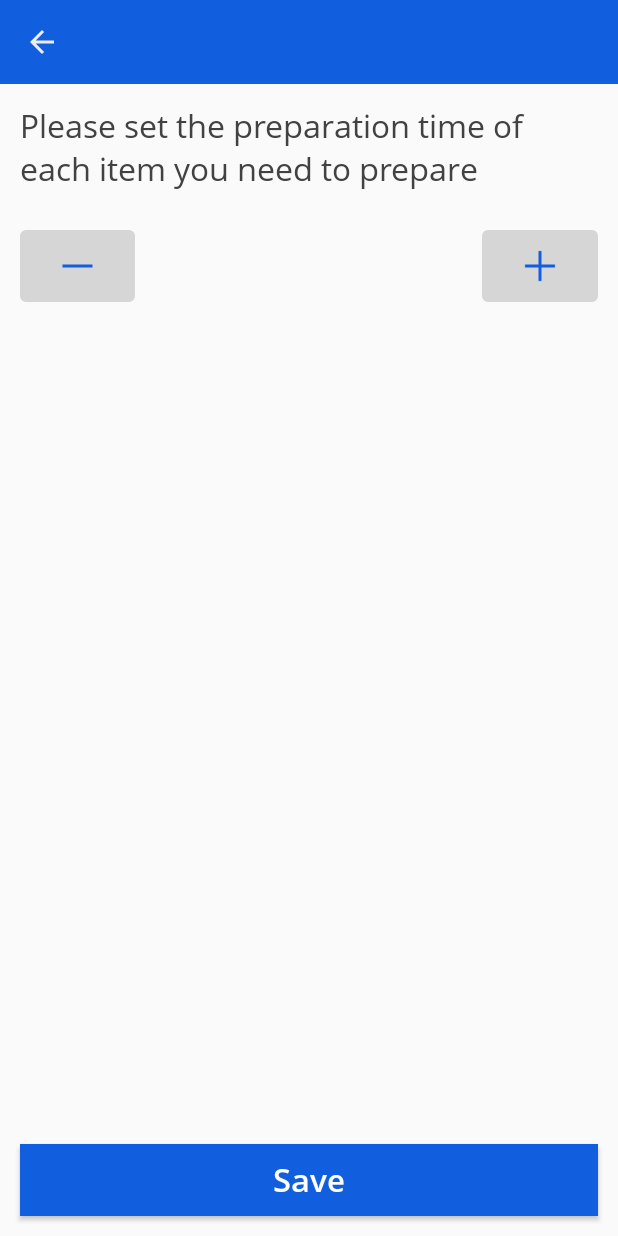
After one commit to AdityaV025/MuncheRestaurantPartner, an Android app: the layout activity_set_prep_time.xml on its own in the app's theme, with its tools: preview values and no code run, on a phone screen of 412 x 824 dp. The commit adds this screen. Run offline under Robolectric (Android 15) with nearby library versions, the light colour scheme and no system bars.

Commit message:
add Item Preparation Time functionality

```diff
--- a/app/src/main/AndroidManifest.xml
+++ b/app/src/main/AndroidManifest.xml
@@ -16,6 +16,7 @@
         android:roundIcon="@mipmap/munche_res"
         android:supportsRtl="true"
         android:theme="@style/AppTheme">
+        <activity android:name="UI.SetPrepTimeActivity"></activity>
         <activity android:name="UI.PaymentSettingsActivity" />
         <activity android:name="UI.MyProfileActivity" />
         <activity android:name="UI.CreateRestaurantActivity" />
@@ -27,17 +28,21 @@
                 <category android:name="android.intent.category.LAUNCHER" />
             </intent-filter>
         </activity>
+
         <service android:name="Utils.FirebaseMessagingService">
             <intent-filter>
                 <action android:name="com.google.firebase.MESSAGING_EVENT" />
             </intent-filter>
         </service>
+
         <meta-data
             android:name="com.google.firebase.messaging.default_notification_channel_id"
             android:value="@string/default_notification_channel_id" />
+
         <activity android:name=".MainActivity">
             <intent-filter>
                 <action android:name="com.example.munche.firebasepushnotifications.TARGETNOTIFICATION" />
+
                 <category android:name="android.intent.category.DEFAULT" />
             </intent-filter>
         </activity>
--- a/app/src/main/java/UI/CreateRestaurantActivity.java
+++ b/app/src/main/java/UI/CreateRestaurantActivity.java
@@ -113,6 +113,7 @@ public class CreateRestaurantActivity extends AppCompatActivity implements View.
             RestaurantData.put("average_price", restaurantAveragePrice);
             RestaurantData.put("restaurant_spotimage", "empty");
             RestaurantData.put("restaurant_open", "yes");
+            RestaurantData.put("restaurant_prep_time", "10 Mins");
 
             db.collection("RestaurantList").document(RestaurantUid).set(RestaurantData)
                     .addOnSuccessListener(aVoid -> {
--- /dev/null
+++ b/app/src/main/res/layout/activity_set_prep_time.xml
@@ -0,0 +1,73 @@
+<?xml version="1.0" encoding="utf-8"?>
+<RelativeLayout
+    xmlns:android="http://schemas.android.com/apk/res/android"
+    xmlns:tools="http://schemas.android.com/tools"
+    android:layout_width="match_parent"
+    android:layout_height="match_parent"
+    tools:context="UI.SetPrepTimeActivity">
+
+    <include layout="@layout/simple_toolbar"
+        android:id="@+id/prepTimeToolBar"/>
+
+    <TextView
+        android:id="@+id/saveText"
+        android:layout_width="wrap_content"
+        android:layout_height="wrap_content"
+        android:text="@string/please_set_the_preparation_time_of_each_time_item_you_need_to_prepare"
+        android:layout_below="@+id/prepTimeToolBar"
+        android:layout_margin="13dp"
+        android:fontFamily="@font/open_sans"
+        android:textSize="21sp"
+        android:textColor="@color/gray"/>
+
+    <LinearLayout
+        android:id="@+id/setPrepTimeContainer"
+        android:layout_width="match_parent"
+        android:layout_height="wrap_content"
+        android:orientation="horizontal"
+        android:weightSum="5"
+        android:layout_below="@+id/saveText"
+        android:layout_margin="13dp">
+
+        <ImageView
+            android:id="@+id/minusTimeBtn"
+            android:layout_width="0dp"
+            android:layout_height="48dp"
+            android:src="@drawable/minus_time"
+            android:layout_weight="1"
+            android:background="@drawable/createres_background_field"/>
+
+        <TextView
+            android:id="@+id/showPrepTime"
+            android:layout_width="0dp"
+            android:layout_height="48dp"
+            android:gravity="center"
+            android:fontFamily="@font/open_sans_semibold"
+            android:layout_weight="3"
+            android:textSize="23sp"
+            android:textColor="@color/colorAccent" />
+
+        <ImageView
+            android:id="@+id/addTimeBtn"
+            android:layout_width="0dp"
+            android:layout_height="48dp"
+            android:src="@drawable/add_time"
+            android:layout_weight="1"
+            android:background="@drawable/createres_background_field"/>
+
+    </LinearLayout>
+
+    <Button
+        android:id="@+id/savePrepTimeBtn"
+        android:layout_width="match_parent"
+        android:layout_height="wrap_content"
+        android:layout_alignParentBottom="true"
+        android:text="Save"
+        android:textAllCaps="false"
+        android:fontFamily="@font/open_sans_semibold"
+        android:textColor="@color/white"
+        android:background="@color/colorPrimaryDark"
+        android:textSize="21sp"
+        android:layout_margin="13dp"/>
+
+</RelativeLayout>
--- /dev/null
+++ b/app/src/main/res/layout/simple_toolbar.xml
@@ -0,0 +1,23 @@
+<?xml version="1.0" encoding="utf-8"?>
+<androidx.appcompat.widget.Toolbar
+    xmlns:android="http://schemas.android.com/apk/res/android"
+    android:layout_width="match_parent"
+    android:layout_height="?attr/actionBarSize"
+    android:background="@color/colorPrimaryDark">
+
+    <ImageView
+        android:id="@+id/goBackBtn"
+        android:layout_width="wrap_content"
+        android:layout_height="wrap_content"
+        android:src="@drawable/back_arrow"/>
+
+    <TextView
+        android:id="@+id/setTextChoice"
+        android:layout_width="wrap_content"
+        android:layout_height="wrap_content"
+        android:layout_marginStart="31dp"
+        android:textColor="@color/lightWhite"
+        android:fontFamily="@font/open_sans_semibold"
+        android:textSize="20sp"/>
+
+</androidx.appcompat.widget.Toolbar>
--- a/app/src/main/res/values/strings.xml
+++ b/app/src/main/res/values/strings.xml
@@ -45,4 +45,5 @@
     <string name="default_notification_channel_id">MUNCHE_CH_25</string>
     <string name="decline">Decline</string>
     <string name="accept_order">Accept Order</string>
+    <string name="please_set_the_preparation_time_of_each_time_item_you_need_to_prepare">Please set the preparation time of each item you need to prepare</string>
 </resources>
```
Also changed, not shown: app/src/main/java/UI/MyProfileActivity.java (+8 -1 lines), app/src/main/java/UI/SetPrepTimeActivity.java (added, +133 -0 lines), app/src/main/res/drawable/add_time.png (added), app/src/main/res/drawable/minus_time.png (added).
